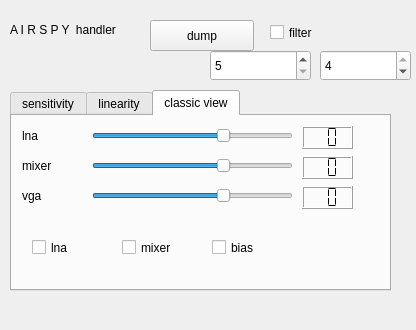
This is qt-devices/airspy-2/airspy-widget.ui in JvanKatwijk/qt-dab as Qt 5 draws it before an edit. The edited form follows.
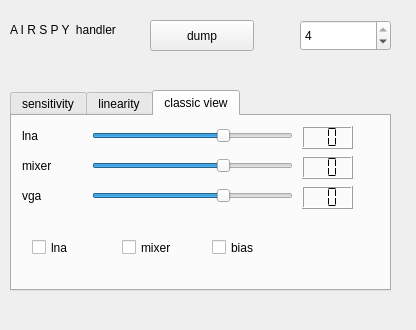
This is the edited form.

```diff
--- a/qt-devices/airspy-2/airspy-widget.ui
+++ b/qt-devices/airspy-2/airspy-widget.ui
@@ -528,37 +528,11 @@
     <string>dump</string>
    </property>
   </widget>
-  <widget class="QSpinBox" name="filterDepth">
-   <property name="geometry">
-    <rect>
-     <x>210</x>
-     <y>50</y>
-     <width>101</width>
-     <height>31</height>
-    </rect>
-   </property>
-   <property name="minimum">
-    <number>5</number>
-   </property>
-  </widget>
-  <widget class="QCheckBox" name="filterSelector">
-   <property name="geometry">
-    <rect>
-     <x>270</x>
-     <y>20</y>
-     <width>97</width>
-     <height>25</height>
-    </rect>
-   </property>
-   <property name="text">
-    <string>filter</string>
-   </property>
-  </widget>
   <widget class="QSpinBox" name="convQuality_setter">
    <property name="geometry">
     <rect>
-     <x>320</x>
-     <y>50</y>
+     <x>300</x>
+     <y>20</y>
      <width>91</width>
      <height>31</height>
     </rect>
```
